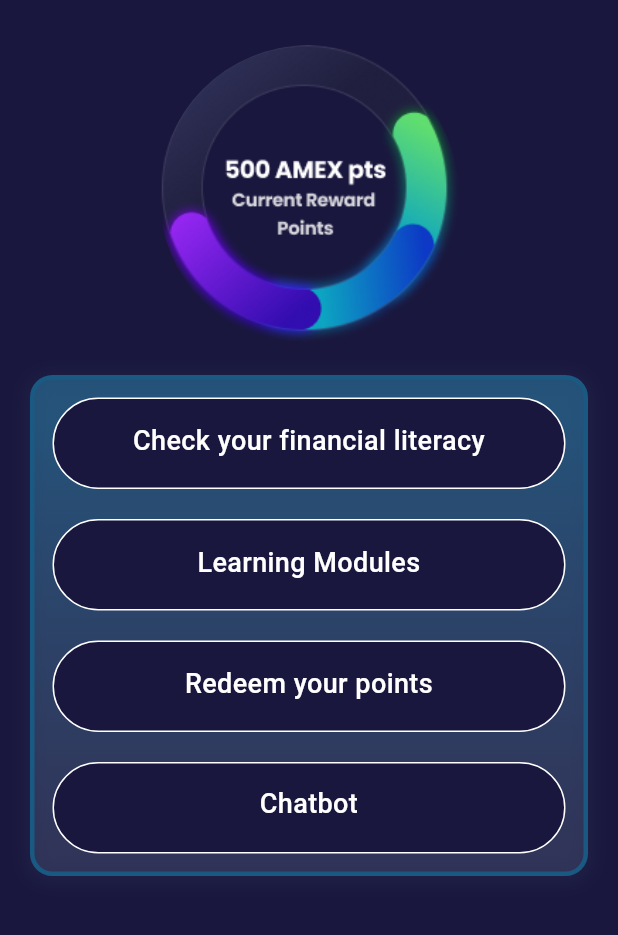
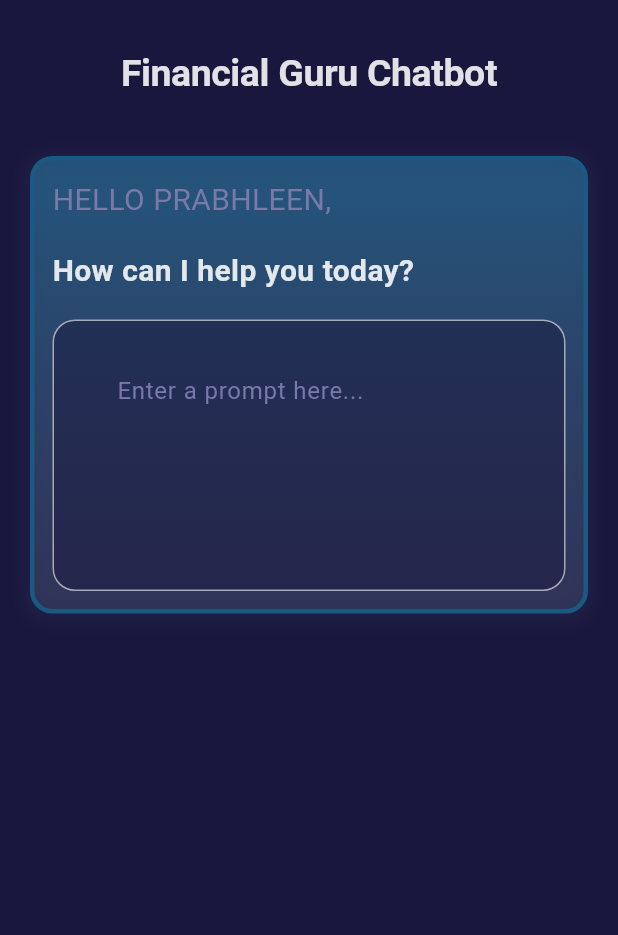
Before and after one commit to tanu146/AmexLevelUp, a Flutter app: the Chatbot screen opened directly, on a phone screen of 412 x 824 dp, the part 84-1019 px from its top. Run offline on Flutter 3.47's test engine with Material 3 defaults, Android fonts, the phone set to English and light mode, and no system bars; our stand-ins replace animated_notch_bottom_bar, google_fonts; network calls fail.

Commit message:
more screens added

```diff
--- a/lib/Screens/HomeScreen.dart
+++ b/lib/Screens/HomeScreen.dart
@@ -1,4 +1,5 @@
 import 'package:amex_levelup/Screens/dashboard.dart';
+import 'package:amex_levelup/Screens/leaderboard.dart';
 import 'package:flutter/cupertino.dart';
 import 'package:flutter/material.dart';
 
@@ -36,7 +37,8 @@ class _MyHomePageState extends State<MyHomePage> {
   int _selectedIndex = 0;
 
   static  final List<Widget> _pages = <Widget>[
-    const Dashboard()
+    const Dashboard(),
+    const Leaderboard()
     // Define your pages/screens here
   ];
 
--- a/lib/Screens/chatbot.dart
+++ b/lib/Screens/chatbot.dart
@@ -1,6 +1,4 @@
-import 'package:amex_levelup/Screens/moduleScreen.dart';
 import 'package:amex_levelup/Widgets/container_glass.dart';
-import 'package:amex_levelup/Widgets/customwidget.dart';
 import 'package:flutter/cupertino.dart';
 import 'package:flutter/material.dart';
 
@@ -77,35 +75,83 @@ class Chatbot extends StatelessWidget {
           child: Column(
             crossAxisAlignment: CrossAxisAlignment.center,
             children: [
-              Container(
-                            width: 200,
-                            height: 200,
-                            decoration: const BoxDecoration(
-          shape: BoxShape.circle,
-          image: DecorationImage(
-            image: AssetImage('assets/Balance.png'), // Replace 'your_image.png' with your image asset path
-            fit: BoxFit.cover,
+              Text(
+          'Financial Guru Chatbot',
+          textAlign: TextAlign.center,
+          style: TextStyle(
+            color: Colors.white.withOpacity(0.8700000047683716),
+            fontSize: 25,
+            fontFamily: 'Poppins',
+            fontWeight: FontWeight.w700,
+            height: 0,
+            letterSpacing: -0.30,
           ),
-            ),
-                          ),
-                          const SizedBox(height: 20,),
+        ),
+        SizedBox(height: 40,),
                           GlassContainer(
                       child: Column(
+                        crossAxisAlignment: CrossAxisAlignment.start,
                     children: [
-                      const CustomWidget(title: 'Check your financial literacy'),
-                      const SizedBox(height: 20,),
-                      GestureDetector(
-                        onTap: () {
-                          Navigator.push(
-                              context,
-                              MaterialPageRoute(builder: (context) => const ModuleScreen()),
-                            );
-                        },
-                        child: const CustomWidget(title: 'Learning Modules')),
-                      const SizedBox(height: 20,),
-                      const CustomWidget(title: 'Redeem your points'),
-                      const SizedBox(height: 20,),
-                      const CustomWidget(title: 'Chatbot')
+                      Text(
+            'HELLO PRABHLEEN,',
+            style: TextStyle(
+              color: Color(0xFF7B78AA),
+              fontSize: 20,
+              fontFamily: 'Poppins',
+              fontWeight: FontWeight.w400,
+              height: 0,
+            ),
+          ),
+          SizedBox(height: 20),
+          Text(
+                  'How can I help you today?',
+                  style: TextStyle(
+                    color: Colors.white.withOpacity(0.8700000047683716),
+                    fontSize: 20,
+                    fontFamily: 'Poppins',
+                    fontWeight: FontWeight.w700,
+                    height: 0,
+                  ),
+                ),
+                SizedBox(height: 20,),
+                Container(
+      width: double.infinity,
+      height: 181,
+      decoration: BoxDecoration(
+        color: Color(0x7F19173D),
+        borderRadius: BorderRadius.circular(15),
+        border: Border.all(
+          width: 1,
+          color: Colors.white.withOpacity(0.6),
+        ),
+      ),
+      child: Padding(
+        padding: const EdgeInsets.fromLTRB(42, 22.53, 0, 0),
+        child: SizedBox(
+          width: double.infinity,
+          height: 82.14,
+          child: TextField(
+            decoration: InputDecoration(
+              hintText: 'Enter a prompt here...',
+              hintStyle: TextStyle(
+                color: Color(0xFF7B78AA),
+                fontSize: 16,
+                fontFamily: 'Poppins',
+                fontWeight: FontWeight.w400,
+              ),
+              border: InputBorder.none,
+            ),
+            style: TextStyle(
+              color: Color(0xFF7B78AA),
+              fontSize: 16,
+              fontFamily: 'Poppins',
+              fontWeight: FontWeight.w400,
+            ),
+            // Add more properties like controller, textInputAction, etc. if needed
+          ),
+        ),
+      ),
+    )
                     ],
                   )),
 
```
Also changed, not shown: lib/Screens/dashboard.dart (+10 -1 lines), lib/Screens/leaderboard.dart (+9 -40 lines), lib/Screens/moduleScreen.dart (+4 -3 lines).
